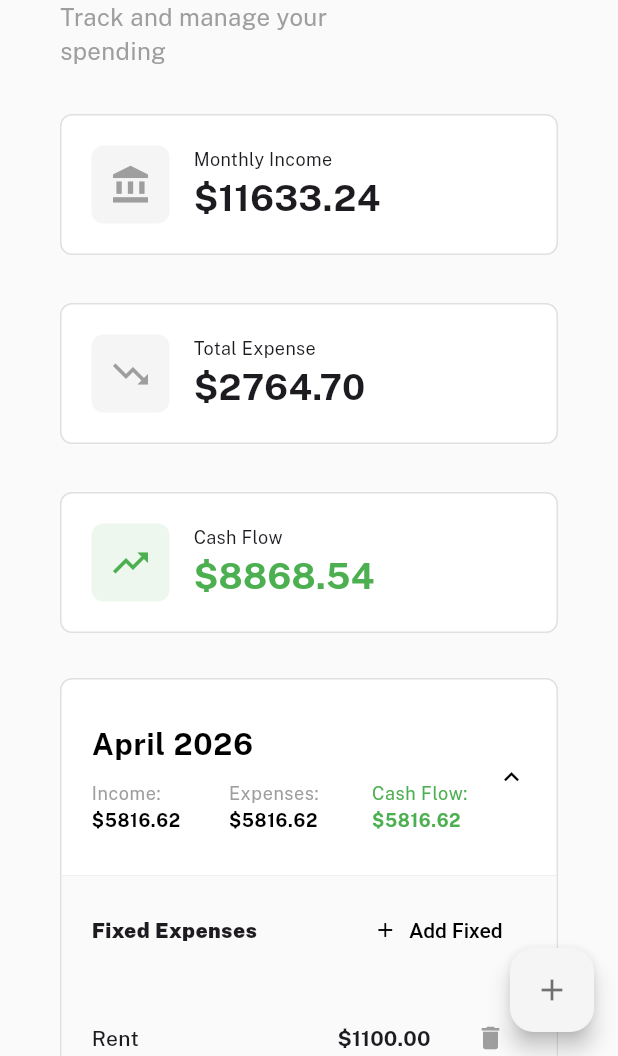
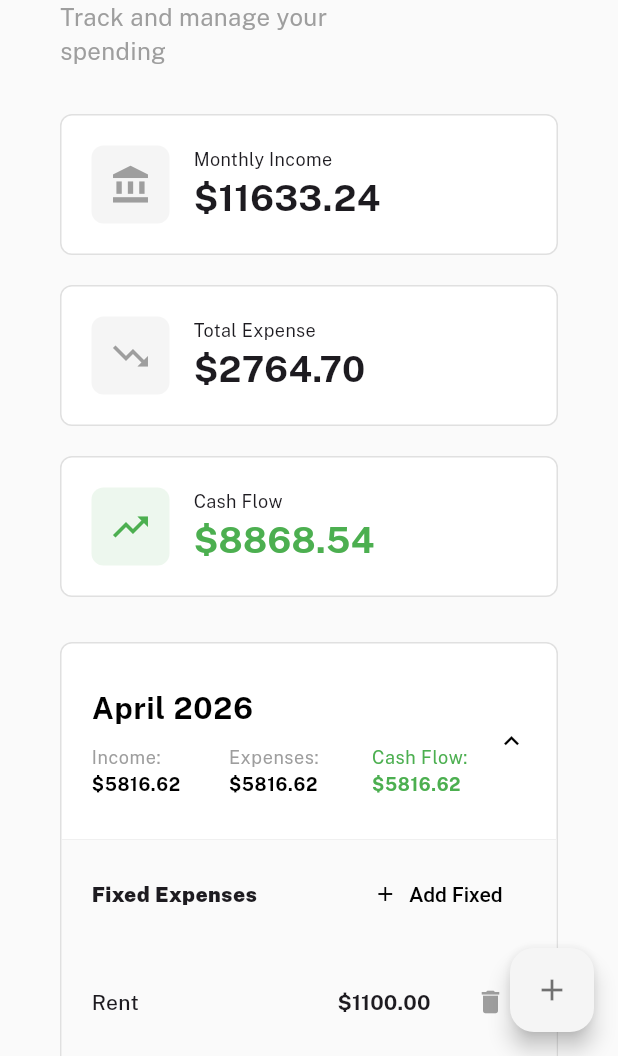
Before and after one commit to mustachebutter/expense-tracker, a Flutter app: the screen it shows after launch, on a phone screen of 412 x 824 dp, the part 180-1236 px from its top. Run offline on Flutter 3.47's test engine with Material 3 defaults, Android fonts, the light colour scheme and no system bars; our stand-ins replace google_fonts, material_symbols_icons.

Commit message:
Some fixes for desktop mode

```diff
--- a/lib/screens/dashboard.dart
+++ b/lib/screens/dashboard.dart
@@ -222,10 +222,17 @@ class _DashboardState extends State<Dashboard> {
 
               const SizedBox(height: 30,),
 
-              Wrap(
-                spacing: 16,
-                runSpacing: 16,
-                alignment: WrapAlignment.center,
+              screenWidth < 600
+              ? Column(
+                  children: [
+                  SummaryCard(title: "Monthly Income", amount: "\$${totalIncome.toStringAsFixed(2)}", icon: Icons.account_balance, iconColor: Colors.grey,),
+                  const SizedBox(height: 20,),
+                  SummaryCard(title: "Total Expense", amount: "\$${totalOut.toStringAsFixed(2)}", icon: Icons.trending_down, iconColor: Colors.grey,),
+                  const SizedBox(height: 20,),
+                  SummaryCard(title: "Cash Flow", amount: "\$${cashFlow.toStringAsFixed(2)}", icon: Icons.trending_up, iconColor: Colors.green,),
+                ],
+              )
+              : Row(
                   children: [
                     Expanded(child: SummaryCard(title: "Monthly Income", amount: "\$${totalIncome.toStringAsFixed(2)}", icon: Icons.account_balance, iconColor: Colors.grey,)),
                     const SizedBox(width: 20,),
@@ -234,6 +241,7 @@ class _DashboardState extends State<Dashboard> {
                     Expanded(child: SummaryCard(title: "Cash Flow", amount: "\$${cashFlow.toStringAsFixed(2)}", icon: Icons.trending_up, iconColor: Colors.green,)),
                   ],
               ),
+
 
               const SizedBox(height: 30,),
 
--- a/lib/widgets/ledger_list.dart
+++ b/lib/widgets/ledger_list.dart
@@ -60,7 +60,8 @@ class LedgerList extends StatelessWidget
                   return Padding(
                     padding: EdgeInsetsGeometry.only(top: 10),
                     child: Row(
-                        mainAxisAlignment: MainAxisAlignment.spaceBetween,
+                        mainAxisAlignment: isMobile ? MainAxisAlignment.spaceBetween : MainAxisAlignment.start,
+                        spacing: isMobile ? 5 : 10,
                         children: [
                           _buildStatBlock("Income: ", totalIncome, variableTextColor, variableAmountTextColor, isMobile, textStyle),
                           _buildStatBlock("Expenses: ", totalIncome, variableTextColor, variableAmountTextColor, isMobile, textStyle),
```
Lines whose indentation alone changed are shown as unchanged.
